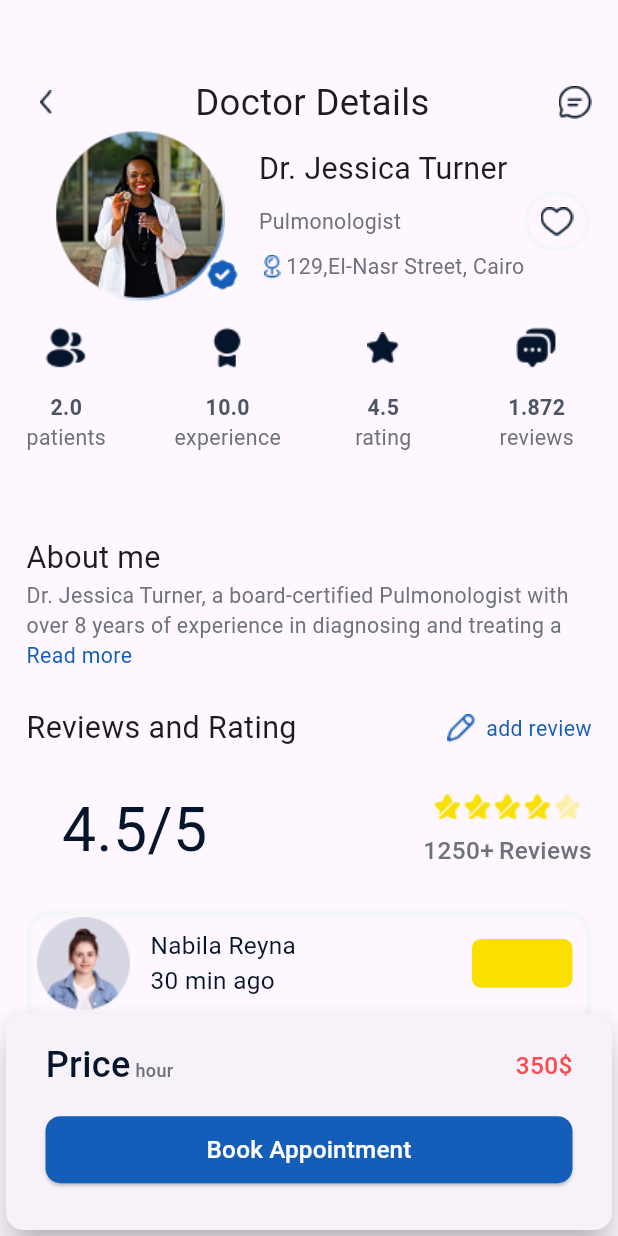
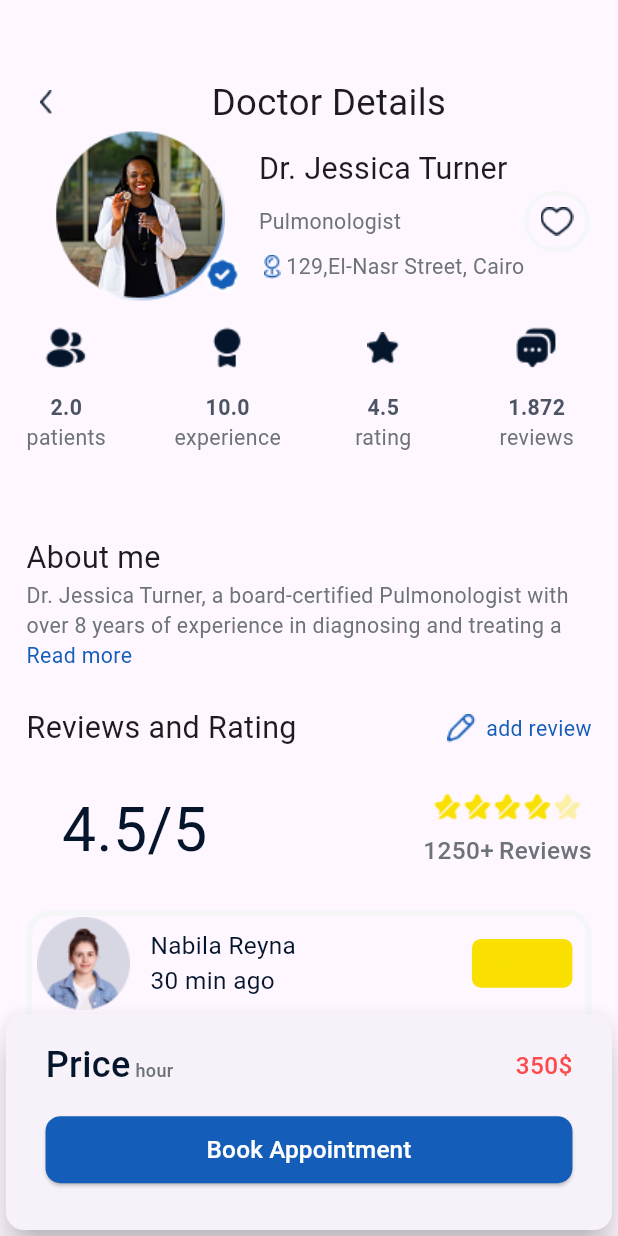
Before and after one commit to Huma-volve/Round-8-mobile-Cure-team1, a Flutter app: the screen it shows after launch, on a phone screen of 412 x 824 dp. Run offline on Flutter 3.47's test engine with Material 3 defaults, Android fonts, the phone set to English and light mode, and no system bars; our stand-ins replace cross_file, flutter_bloc, flutter_screenutil, flutter_svg, freezed_annotation, get_it and 8 more; Roboto replaces fonts that are missing (Montserrat, PlusJakartaSans, georgia).

Commit message:
create bookapoiment appbar and doctor details

```diff
--- a/lib/core/constants/app_route.dart
+++ b/lib/core/constants/app_route.dart
@@ -5,4 +5,5 @@ class AppRoute {
   static const otpPage = "/otpPage";
 
   static const bookPage = "/";
+    static const bookappointment = "/bookappointment";
 }
--- a/lib/core/constants/go_route.dart
+++ b/lib/core/constants/go_route.dart
@@ -1,4 +1,5 @@
 import 'package:cure_team_1/core/constants/app_route.dart';
+import 'package:cure_team_1/features/Booking/presentation/screens/book_apointmennt_.dart';
 import 'package:cure_team_1/features/Booking/presentation/screens/doctor_details_screen.dart';
 import 'package:cure_team_1/features/auth/login/presentation/pages/login_page.dart';
 import 'package:cure_team_1/features/auth/otp/presentation/pages/otp_page.dart';
@@ -12,6 +13,10 @@ final GoRouter router = GoRouter(
     GoRoute(
       path: AppRoute.splash,
       builder: (context, state) => const SplashScreen(),
+    ),
+     GoRoute(
+      path: AppRoute.bookappointment,
+      builder: (context, state) => const Bookappointment(),
     ),
     GoRoute(
       path: AppRoute.bookPage,
--- a/lib/features/Booking/presentation/widgets/custom_elevated_button.dart
+++ b/lib/features/Booking/presentation/widgets/custom_elevated_button.dart
@@ -7,9 +7,10 @@ import 'package:flutter_screenutil/flutter_screenutil.dart';
 
 class CustomElevatedButton extends StatelessWidget {
   const CustomElevatedButton({
-    super.key,
+    super.key, required this.title, this.onPressed,
   });
-
+final String title;
+final  Function()? onPressed;
   @override
   Widget build(BuildContext context) {
     return ElevatedButton(
@@ -21,6 +22,6 @@ class CustomElevatedButton extends StatelessWidget {
                    borderRadius: BorderRadius.circular(10)
                  )
                ),
-               onPressed:() {}, child: Text('Book Appointment',style: AppTextStyles.montserratMedum16.copyWith(color: Colors.white),));
+               onPressed:onPressed, child: Text('Book Appointment',style: AppTextStyles.montserratMedum16.copyWith(color: Colors.white),));
   }
 }
--- a/lib/features/Booking/presentation/widgets/doctor_details_screen_appbar.dart
+++ b/lib/features/Booking/presentation/widgets/doctor_details_screen_appbar.dart
@@ -3,11 +3,12 @@ import 'package:cure_team_1/core/utils/assets.dart';
 import 'package:flutter/material.dart';
 import 'package:flutter_screenutil/flutter_screenutil.dart';
 
-class DoctorDetailsScreenAppBar extends StatelessWidget {
-  const DoctorDetailsScreenAppBar({
-    super.key,
+class BookingAppBar extends StatelessWidget {
+  const BookingAppBar({
+    super.key, required this.title,  this.ismessageIconEnable=false,
   });
-
+final String title;
+final bool ismessageIconEnable;
   @override
   Widget build(BuildContext context) {
     return Row(
@@ -20,11 +21,13 @@ class DoctorDetailsScreenAppBar extends StatelessWidget {
         ),
         const Spacer(),
         Text(
-          'Doctor Details',
+         title,
           style: AppTextStyles.styleRegular24,
         ),
         const Spacer(),
-        Image.asset(Assets.resourceImagesMessage),
+        Visibility(
+          visible: ismessageIconEnable,
+          child: Image.asset(Assets.resourceImagesMessage)),
       ],
     );
   }
--- a/lib/features/Booking/presentation/widgets/price_and_book_apointmentbutton.dart
+++ b/lib/features/Booking/presentation/widgets/price_and_book_apointmentbutton.dart
@@ -1,8 +1,10 @@
 
+import 'package:cure_team_1/core/constants/app_route.dart';
 import 'package:cure_team_1/features/Booking/presentation/widgets/custom_elevated_button.dart';
 import 'package:cure_team_1/features/Booking/presentation/widgets/price_widget.dart';
 import 'package:flutter/material.dart';
 import 'package:flutter_screenutil/flutter_screenutil.dart';
+import 'package:go_router/go_router.dart';
 
 class PriceAndBookApointmentButton extends StatelessWidget {
   const PriceAndBookApointmentButton({
@@ -26,7 +28,7 @@ class PriceAndBookApointmentButton extends StatelessWidget {
            children: [
          const    PriceWidget(),
          SizedBox(height: 15.h,),
-             const CustomElevatedButton()
+              CustomElevatedButton(title: 'Book Appointment',onPressed: () => context.go(AppRoute.bookappointment),)
            ],
           ),
         ),
--- a/lib/features/Booking/presentation/widgets/scrollable_content.dart
+++ b/lib/features/Booking/presentation/widgets/scrollable_content.dart
@@ -23,7 +23,7 @@ class ScrollableContent extends StatelessWidget {
           crossAxisAlignment: CrossAxisAlignment.start,
           children: [
             SizedBox(height: 50.h,),
-            const DoctorDetailsScreenAppBar(),
+            const BookingAppBar(title:  'Doctor Details',),
             const DoctorDetailsWidget(),
            SizedBox(height: 16.h,),
            const ReviewAndRatingSection(),
```
Also changed, not shown: lib/features/Booking/presentation/screens/book_apointmennt_.dart (added, +21 -0 lines).
